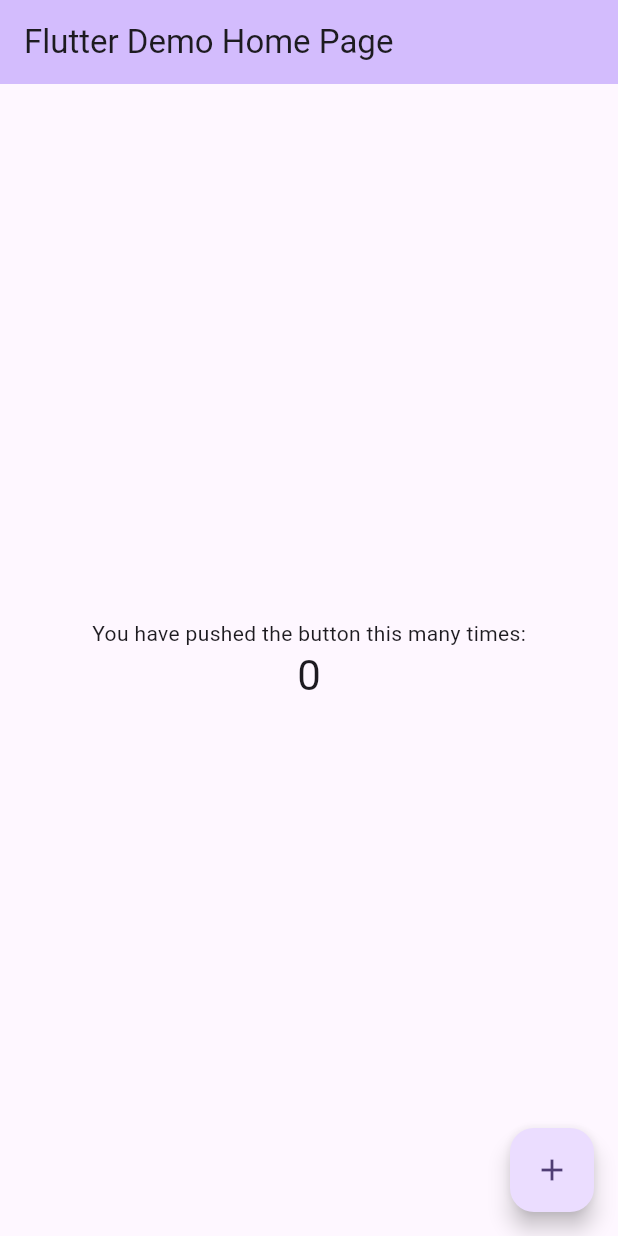
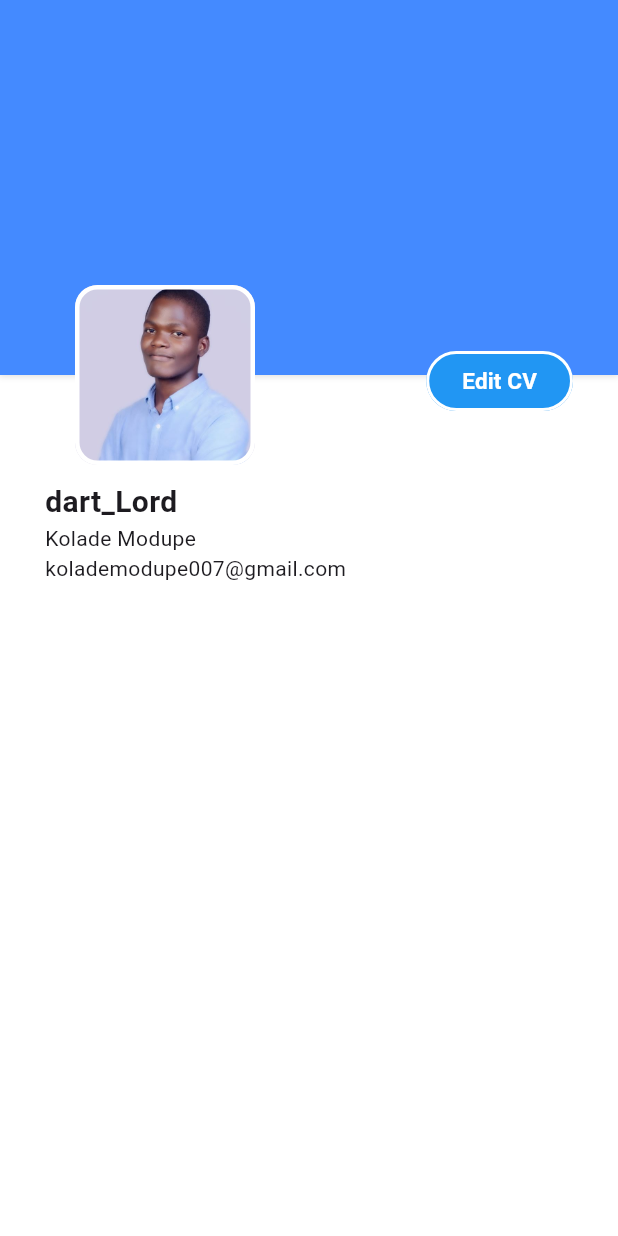
Before and after one commit to Kolonel007/hng_cv_app, a Flutter app: the screen it shows after launch, on a phone screen of 412 x 824 dp. Run offline on Flutter 3.47's test engine with Material 3 defaults, Android fonts, the light colour scheme and no system bars.

Commit message:
added text and upper section

```diff
--- /dev/null
+++ b/lib/edit_screen.dart
@@ -0,0 +1,30 @@
+import 'package:flutter/material.dart';
+
+
+class EditScreen extends StatefulWidget {
+  const EditScreen({super.key});
+
+  @override
+  State<EditScreen> createState() => _EditScreenState();
+}
+
+class _EditScreenState extends State<EditScreen> {
+  @override
+  Widget build(BuildContext context) {
+    return Scaffold(
+      appBar: AppBar(),
+      body: Column(children: [
+        Container(
+          decoration: const BoxDecoration(
+            color:Colors.white,
+            boxShadow: [BoxShadow(color:Color.fromARGB(255, 219, 219, 219),spreadRadius: 1,blurRadius: 3,)],
+            borderRadius: BorderRadius.all(Radius.circular(15),),
+            ),
+          margin: const EdgeInsets.all(10),
+          height: 250,
+          width: double.infinity,
+        ),//Container1
+      ]),
+    );
+  }
+}
--- a/lib/main.dart
+++ b/lib/main.dart
@@ -1,125 +1,95 @@
 import 'package:flutter/material.dart';
 
 void main() {
-  runApp(const MyApp());
+  runApp(
+    const MaterialApp(
+      home: HomeScreen(),
+      debugShowCheckedModeBanner: false,
+    ),
+  );
 }
 
-class MyApp extends StatelessWidget {
-  const MyApp({super.key});
+class HomeScreen extends StatefulWidget {
+  const HomeScreen({super.key});
 
-  // This widget is the root of your application.
+  @override
+  State<HomeScreen> createState() => _HomeScreenState();
+}
+
+class _HomeScreenState extends State<HomeScreen> {
   @override
   Widget build(BuildContext context) {
-    return MaterialApp(
-      title: 'Flutter Demo',
-      theme: ThemeData(
-        // This is the theme of your application.
-        //
-        // TRY THIS: Try running your application with "flutter run". You'll see
-        // the application has a purple toolbar. Then, without quitting the app,
-        // try changing the seedColor in the colorScheme below to Colors.green
-        // and then invoke "hot reload" (save your changes or press the "hot
-        // reload" button in a Flutter-supported IDE, or press "r" if you used
-        // the command line to start the app).
-        //
-        // Notice that the counter didn't reset back to zero; the application
-        // state is not lost during the reload. To reset the state, use hot
-        // restart instead.
-        //
-        // This works for code too, not just values: Most code changes can be
-        // tested with just a hot reload.
-        colorScheme: ColorScheme.fromSeed(seedColor: Colors.deepPurple),
-        useMaterial3: true,
+    return Scaffold(
+      // appBar: AppBar(),
+      body: Container( //main body container
+        decoration: const BoxDecoration(
+              color:Colors.white,
+              boxShadow: [BoxShadow(
+                color:Color.fromARGB(255, 219, 219, 219),
+                spreadRadius: 1,blurRadius: 3,)],
+              // borderRadius: BorderRadius.all(Radius.circular(15)),
+              ),
+            height: double.infinity,
+            width: double.infinity,
+
+        child: Stack(children: [ //children container
+
+          Container(//Container1blue
+            decoration: const BoxDecoration(
+              color:Colors.blueAccent,
+              boxShadow: [BoxShadow(
+                color:Color.fromARGB(255, 219, 219, 219),
+                spreadRadius: 1,blurRadius: 3,)],
+              // borderRadius: BorderRadius.all(Radius.circular(15)),
+              ),
+            height: 250,
+            width: double.infinity,
+          ),//Container1
+
+          Positioned(
+            top:170,
+            left:30,
+            child: Container(
+              height: 120 ,
+              width: 120,
+              margin: const EdgeInsets.all(20),
+              decoration: BoxDecoration(
+                color:Colors.white24,
+                image: const DecorationImage(
+                  image: AssetImage('images/DP temp.JPG'),
+                  fit: BoxFit.cover
+                ),
+                border: Border.all(color: Colors.white, width: 3 ),
+                borderRadius: BorderRadius.circular(15)
+              ),
+            )),
+
+          Positioned(
+            top:230,
+            right:30,
+            child:  FilledButton(
+              onPressed:(){},
+              style: FilledButton.styleFrom(
+                backgroundColor:Colors.blue,
+                side: const BorderSide(width: 2, color: Colors.white)
+              ),
+              child: const Text("Edit CV",style: TextStyle(color: Colors.white, fontSize: 15.0,fontWeight: FontWeight.bold),)),
+          ),
+
+          const Positioned(
+            top:320,
+            left:30,
+            child: Column(
+              crossAxisAlignment: CrossAxisAlignment.start,
+              children: [
+              Text("dart_Lord", style: TextStyle(fontSize: 20.0,fontWeight: FontWeight.bold),),
+              Text("Kolade Modupe"),
+              Text("kolademodupe007@gmail.com"),
+              ]),
+          ),
+
+        ]),
       ),
-      home: const MyHomePage(title: 'Flutter Demo Home Page'),
     );
   }
 }
-
-class MyHomePage extends StatefulWidget {
-  const MyHomePage({super.key, required this.title});
-
-  // This widget is the home page of your application. It is stateful, meaning
-  // that it has a State object (defined below) that contains fields that affect
-  // how it looks.
-
-  // This class is the configuration for the state. It holds the values (in this
-  // case the title) provided by the parent (in this case the App widget) and
-  // used by the build method of the State. Fields in a Widget subclass are
-  // always marked "final".
-
-  final String title;
-
-  @override
-  State<MyHomePage> createState() => _MyHomePageState();
-}
-
-class _MyHomePageState extends State<MyHomePage> {
-  int _counter = 0;
-
-  void _incrementCounter() {
-    setState(() {
-      // This call to setState tells the Flutter framework that something has
-      // changed in this State, which causes it to rerun the build method below
-      // so that the display can reflect the updated values. If we changed
-      // _counter without calling setState(), then the build method would not be
-      // called again, and so nothing would appear to happen.
-      _counter++;
-    });
-  }
-
-  @override
-  Widget build(BuildContext context) {
-    // This method is rerun every time setState is called, for instance as done
-    // by the _incrementCounter method above.
-    //
-    // The Flutter framework has been optimized to make rerunning build methods
-    // fast, so that you can just rebuild anything that needs updating rather
-    // than having to individually change instances of widgets.
-    return Scaffold(
-      appBar: AppBar(
-        // TRY THIS: Try changing the color here to a specific color (to
-        // Colors.amber, perhaps?) and trigger a hot reload to see the AppBar
-        // change color while the other colors stay the same.
-        backgroundColor: Theme.of(context).colorScheme.inversePrimary,
-        // Here we take the value from the MyHomePage object that was created by
-        // the App.build method, and use it to set our appbar title.
-        title: Text(widget.title),
-      ),
-      body: Center(
-        // Center is a layout widget. It takes a single child and positions it
-        // in the middle of the parent.
-        child: Column(
-          // Column is also a layout widget. It takes a list of children and
-          // arranges them vertically. By default, it sizes itself to fit its
-          // children horizontally, and tries to be as tall as its parent.
-          //
-          // Column has various properties to control how it sizes itself and
-          // how it positions its children. Here we use mainAxisAlignment to
-          // center the children vertically; the main axis here is the vertical
-          // axis because Columns are vertical (the cross axis would be
-          // horizontal).
-          //
-          // TRY THIS: Invoke "debug painting" (choose the "Toggle Debug Paint"
-          // action in the IDE, or press "p" in the console), to see the
-          // wireframe for each widget.
-          mainAxisAlignment: MainAxisAlignment.center,
-          children: <Widget>[
-            const Text(
-              'You have pushed the button this many times:',
-            ),
-            Text(
-              '$_counter',
-              style: Theme.of(context).textTheme.headlineMedium,
-            ),
-          ],
-        ),
-      ),
-      floatingActionButton: FloatingActionButton(
-        onPressed: _incrementCounter,
-        tooltip: 'Increment',
-        child: const Icon(Icons.add),
-      ), // This trailing comma makes auto-formatting nicer for build methods.
-    );
-  }
-}
--- a/pubspec.yaml
+++ b/pubspec.yaml
@@ -59,9 +59,8 @@ flutter:
   uses-material-design: true
 
   # To add assets to your application, add an assets section, like this:
-  # assets:
-  #   - images/a_dot_burr.jpeg
-  #   - images/a_dot_ham.jpeg
+  assets:
+    - images/DP temp.JPG
 
   # An image asset can refer to one or more resolution-specific "variants", see
   # https://flutter.dev/assets-and-images/#resolution-aware
```
Also changed, not shown: images/DP temp.JPG (added), 1 other file.
